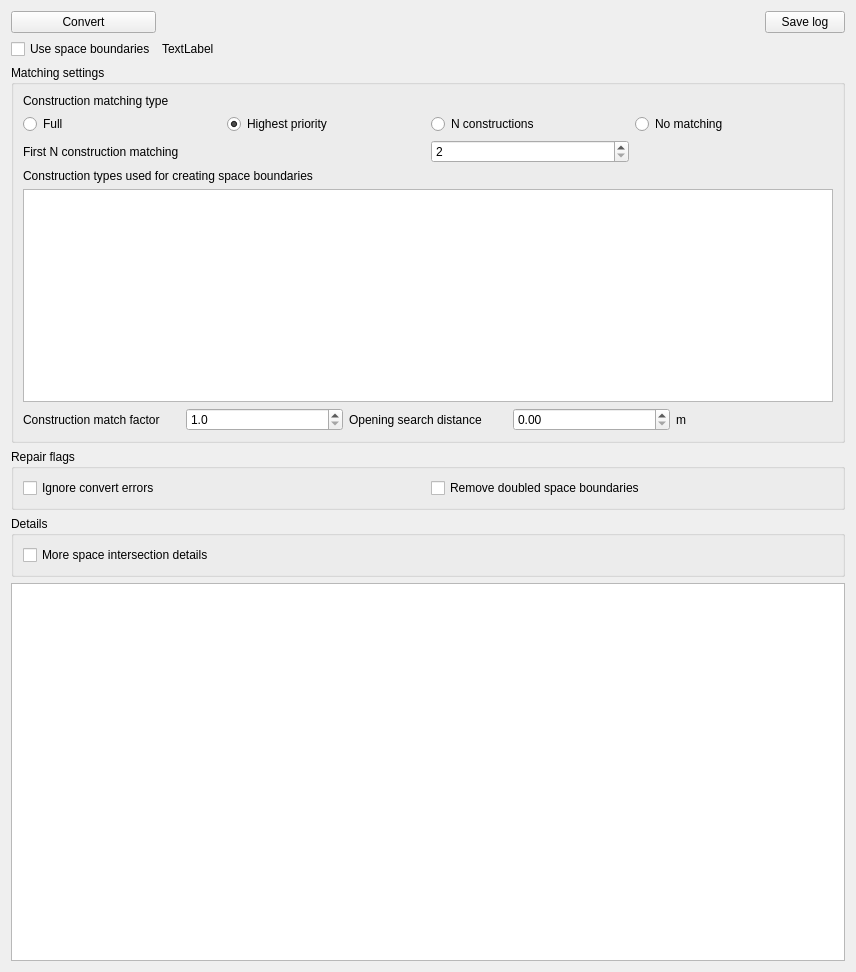
First picture: the form in externals/IFCImportPlugin/src/ImportWPConvert.ui, repository hirseboy/IFC-Import-Plugin, before the edit.
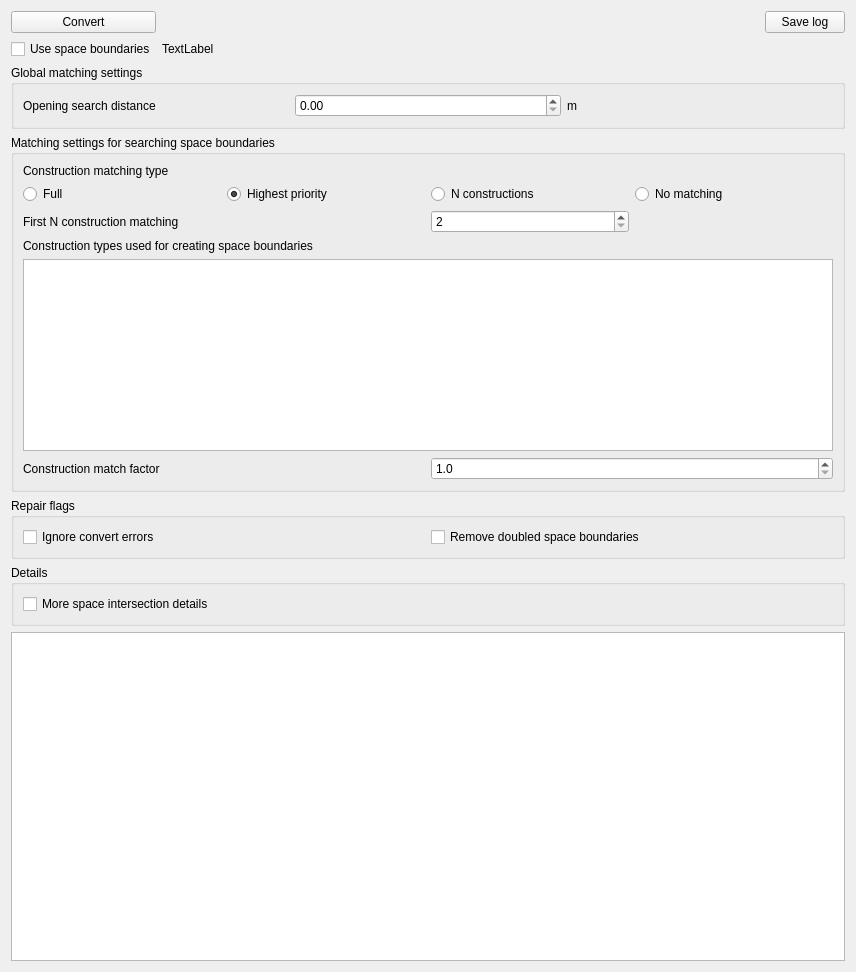
Second picture: the form after the edit.

Commit message: opening search distance also for existing SBs

Patch:
```diff
--- a/externals/IFCImportPlugin/src/ImportWPConvert.ui
+++ b/externals/IFCImportPlugin/src/ImportWPConvert.ui
@@ -13,7 +13,7 @@
   <property name="windowTitle">
    <string>Convert IFC into VICUS</string>
   </property>
-  <layout class="QGridLayout" name="gridLayout">
+  <layout class="QGridLayout" name="gridLayout" rowstretch="0,0,0,0,0,0,0,0,1">
    <item row="1" column="1" colspan="2">
     <widget class="QLabel" name="labelSBDescription">
      <property name="text">
@@ -116,7 +116,7 @@
    <item row="4" column="0" colspan="3">
     <widget class="QGroupBox" name="groupBoxMatchingSettings">
      <property name="title">
-      <string>Matching settings</string>
+      <string>Matching settings for searching space boundaries</string>
      </property>
      <layout class="QGridLayout" name="gridLayout_4">
       <item row="0" column="0">
@@ -203,24 +203,33 @@
           </property>
          </widget>
         </item>
-        <item>
+       </layout>
+      </item>
+     </layout>
+    </widget>
+   </item>
+   <item row="2" column="0" colspan="3">
+    <widget class="QGroupBox" name="groupBoxGlobalMatching">
+     <property name="title">
+      <string>Global matching settings</string>
+     </property>
+     <layout class="QGridLayout" name="gridLayout_5">
+      <item row="0" column="0">
          <widget class="QLabel" name="label_5">
           <property name="text">
            <string>Opening search distance</string>
           </property>
          </widget>
         </item>
-        <item>
+      <item row="0" column="1">
          <widget class="QDoubleSpinBox" name="doubleSpinBoxMatchOpeningDistance"/>
         </item>
-        <item>
+      <item row="0" column="2">
          <widget class="QLabel" name="label_6">
           <property name="text">
            <string>m</string>
           </property>
          </widget>
-        </item>
-       </layout>
       </item>
      </layout>
     </widget>
```
Lines whose indentation alone changed are shown as unchanged. The commit also changes 1 other file.
